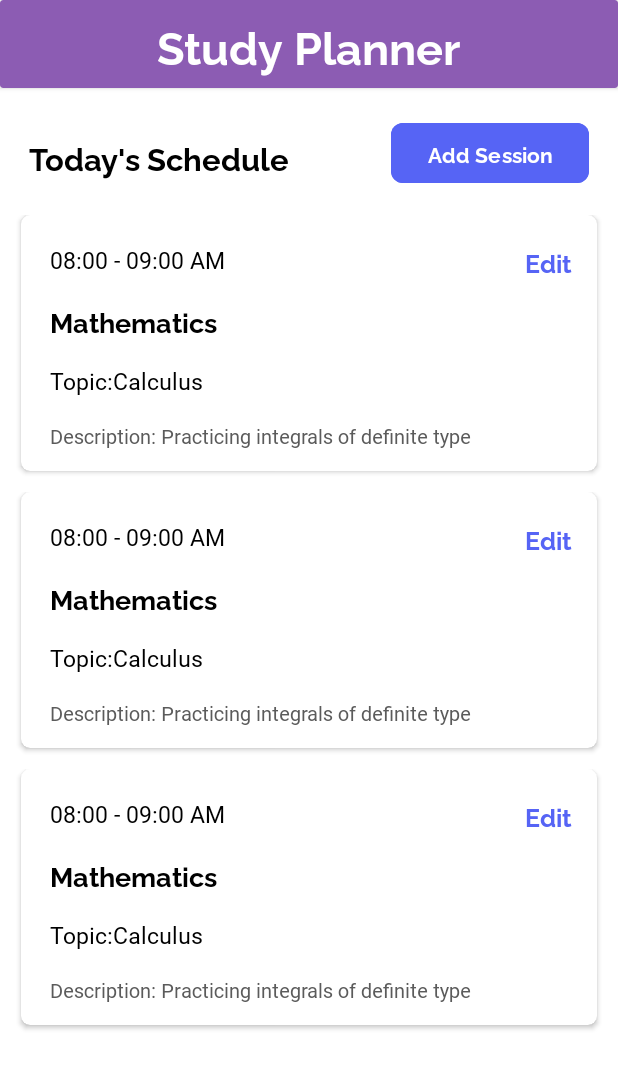
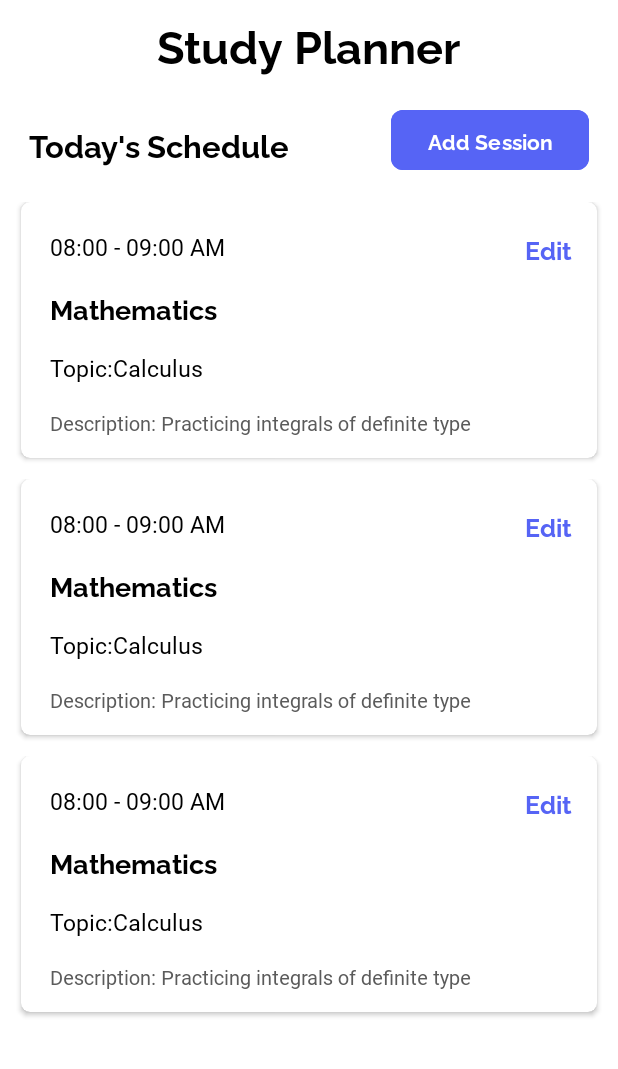
Before and after one commit to astronix1/Orbit, an Android app: the layout activity_planner.xml on its own in the app's theme, with its tools: preview values and no code run, on a phone screen of 412 x 824 dp. Shown: the top 1069 px of the screen. Run offline under Robolectric (Android 15) with nearby library versions, the phone set to English and light mode, and no system bars.

Commit message:
made the adapter for planner recycler view

```diff
--- a/app/src/main/java/com/example/myapp/homefrag.kt
+++ b/app/src/main/java/com/example/myapp/homefrag.kt
@@ -1,6 +1,7 @@
 package com.example.myapp
 
 import android.content.Context
+import android.content.Intent
 import android.content.SharedPreferences
 import android.os.Bundle
 import androidx.fragment.app.Fragment
@@ -33,6 +34,9 @@ class homefrag : Fragment() {
 
     override fun onViewCreated(view: View, savedInstanceState: Bundle?) {
         super.onViewCreated(view, savedInstanceState)
+        binding.plannerCard.setOnClickListener{
+            startActivity(Intent(requireActivity(), planner::class.java))
+        }
         val srf = requireActivity().getSharedPreferences("data_orbit", Context.MODE_PRIVATE)
         val editor = srf.edit()
         val name = srf.getString("name",null)
--- a/app/src/main/java/com/example/myapp/planner_data.kt
+++ b/app/src/main/java/com/example/myapp/planner_data.kt
@@ -1,3 +1,3 @@
 package com.example.myapp.com.example.myapp
 
-data class planner_data(var hour1: Int, var minute1: Int, var hour2:Int, var minute2: Int, var Des:String, var sub:String, var topic:String  )
+data class planner_data(var hour1: Int, var minute1: Int, var hour2:Int, var minute2: Int, var des:String, var sub:String, var topic:String  )
--- a/app/src/main/res/layout/activity_planner.xml
+++ b/app/src/main/res/layout/activity_planner.xml
@@ -8,33 +8,18 @@
     android:background="#FFF"
     tools:context=".planner">
 
-    <androidx.cardview.widget.CardView
-        android:id="@+id/cardView"
-        android:layout_width="match_parent"
-        android:layout_height="@dimen/_45sdp"
-        android:backgroundTint="@color/bg"
-        app:layout_constraintEnd_toEndOf="parent"
-        app:layout_constraintStart_toStartOf="parent"
-        app:layout_constraintTop_toTopOf="parent">
-
-        <androidx.constraintlayout.widget.ConstraintLayout
-            android:layout_width="match_parent"
-            android:layout_height="match_parent">
-
     <TextView
         android:id="@+id/textView6"
         android:layout_width="wrap_content"
         android:layout_height="wrap_content"
+        android:layout_marginTop="8dp"
         android:fontFamily="@font/raleway_bold"
         android:text="Study Planner"
-                android:textColor="#FFF"
+        android:textColor="#000"
         android:textSize="@dimen/_23ssp"
-                app:layout_constraintBottom_toBottomOf="parent"
         app:layout_constraintEnd_toEndOf="parent"
         app:layout_constraintStart_toStartOf="parent"
         app:layout_constraintTop_toTopOf="parent" />
-        </androidx.constraintlayout.widget.ConstraintLayout>
-    </androidx.cardview.widget.CardView>
 
     <Button
         android:id="@+id/button2"
@@ -50,7 +35,7 @@
         android:textSize="@dimen/_11ssp"
         app:cornerRadius="8dp"
         app:layout_constraintEnd_toEndOf="parent"
-        app:layout_constraintTop_toBottomOf="@+id/cardView"
+        app:layout_constraintTop_toBottomOf="@+id/textView6"
         app:rippleColor="#7986CB" />
 
     <TextView
@@ -64,18 +49,19 @@
         android:textColor="#000"
         android:textSize="@dimen/_16ssp"
         app:layout_constraintStart_toStartOf="parent"
-        app:layout_constraintTop_toBottomOf="@+id/cardView" />
+        app:layout_constraintTop_toBottomOf="@+id/textView6" />
 
     <androidx.recyclerview.widget.RecyclerView
+        android:id="@+id/recyclerView"
         android:layout_width="match_parent"
         android:layout_height="0dp"
+
         android:layout_marginTop="@dimen/_65sdp"
-
         android:paddingBottom="@dimen/_12sdp"
         app:layout_constraintBottom_toBottomOf="parent"
         app:layout_constraintEnd_toEndOf="parent"
         app:layout_constraintStart_toStartOf="parent"
-        app:layout_constraintTop_toBottomOf="@+id/cardView"
+        app:layout_constraintTop_toBottomOf="@+id/textView6"
         tools:listitem="@layout/item_list" />
 
 
--- a/app/src/main/res/layout/item_list.xml
+++ b/app/src/main/res/layout/item_list.xml
@@ -25,7 +25,7 @@
             android:paddingBottom="@dimen/_11sdp">
 
             <TextView
-                android:id="@+id/textView19"
+                android:id="@+id/timetxt"
                 android:layout_width="wrap_content"
                 android:layout_height="wrap_content"
                 android:layout_marginStart="@dimen/_15sdp"
@@ -38,7 +38,7 @@
                 app:layout_constraintTop_toTopOf="parent" />
 
             <TextView
-                android:id="@+id/textView20"
+                android:id="@+id/subtxt"
                 android:layout_width="wrap_content"
                 android:layout_height="wrap_content"
                 android:layout_marginStart="@dimen/_15sdp"
@@ -49,10 +49,10 @@
                 android:textColor="#000"
                 android:textSize="@dimen/_14ssp"
                 app:layout_constraintStart_toStartOf="parent"
-                app:layout_constraintTop_toBottomOf="@+id/textView19" />
+                app:layout_constraintTop_toBottomOf="@+id/timetxt" />
 
             <TextView
-                android:id="@+id/textView21"
+                android:id="@+id/topictxt"
                 android:layout_width="wrap_content"
                 android:layout_height="wrap_content"
                 android:layout_marginStart="@dimen/_15sdp"
@@ -63,10 +63,10 @@
                 android:textSize="@dimen/_12ssp"
 
                 app:layout_constraintStart_toStartOf="parent"
-                app:layout_constraintTop_toBottomOf="@+id/textView20" />
+                app:layout_constraintTop_toBottomOf="@+id/subtxt" />
 
             <TextView
-                android:id="@+id/textView22"
+                android:id="@+id/descptxt"
                 android:layout_width="wrap_content"
                 android:layout_height="wrap_content"
                 android:layout_marginStart="@dimen/_15sdp"
@@ -76,10 +76,10 @@
                 android:textColor="#5B5B5B"
                 android:textSize="@dimen/_10ssp"
                 app:layout_constraintStart_toStartOf="parent"
-                app:layout_constraintTop_toBottomOf="@+id/textView21" />
+                app:layout_constraintTop_toBottomOf="@+id/topictxt" />
 
             <TextView
-                android:id="@+id/textView23"
+                android:id="@+id/edit_save"
                 android:layout_width="wrap_content"
                 android:layout_height="wrap_content"
                 android:layout_marginTop="@dimen/_15sdp"
```
Also changed, not shown: app/src/main/java/com/example/myapp/planner_adapter.kt (+11 -4 lines), app/src/main/res/layout/fragment_homefrag.xml (+8 -7 lines). Lines whose indentation alone changed are shown as unchanged.
